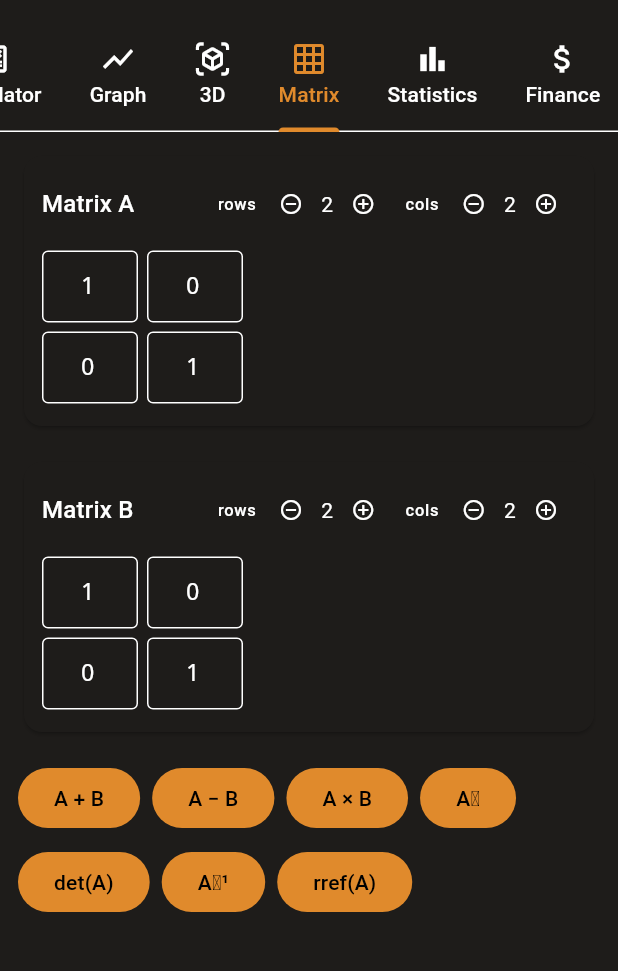
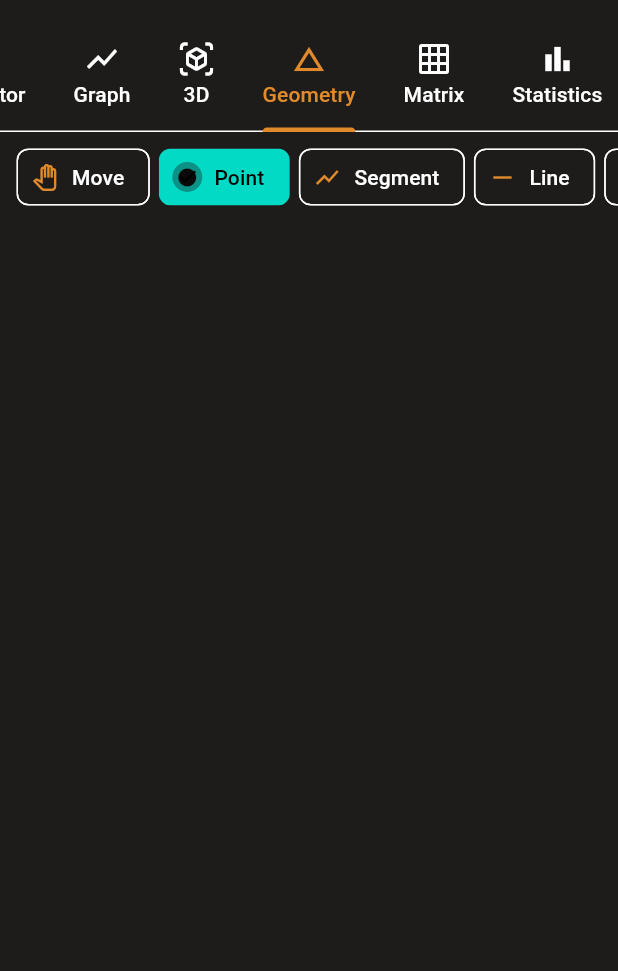
Before and after one commit to dgrudlev-sys/Claude, a Flutter app: the screen it shows after launch, tab 4 chosen, on a phone screen of 412 x 824 dp, the part 63-1034 px from its top. Run offline on Flutter 3.47's test engine with Material 3 defaults, Android fonts, the phone set to English and light mode, and no system bars; our stand-ins replace math_expressions, shared_preferences; missing offline and left inert: equations.

Commit message:
Add geometry construction tool, and fix a real gesture-arena bug
Geometry tab: points, segments, lines, circles, midpoint/distance/angle
tools. Shapes reference points by id, not fixed coordinates, so dragging
a point moves everything built from it (no constraint solver — a
computed point like a midpoint is a snapshot, not a live dependency;
documented as a deliberate scope line).

While writing an end-to-end test for the geometry canvas (tap twice,
expect a distance measurement), the test failed with no measurement
ever appearing — not an exception, just silence. Traced it to a real,
previously-shipped bug: every canvas (Graph, 3D, Geometry) is a
GestureDetector using onScale*/onPan* hosted inside HomeShell's
TabBarView, and TabBarView's own PageView has a horizontal drag
recognizer that wins the gesture arena over a descendant's drag-family
recognizer even for a stationary tap with zero movement — unlike Tap
gestures, which resolve unambiguously and were unaffected. Pan/zoom on
the Graph and 3D tabs were exactly as broken as the Geometry tap; it
just hadn't been caught because their existing tests only exercised
controller logic directly, never a real simulated gesture through the
widget tree.

Fixed both root causes:
- `TabBarView(physics: const NeverScrollableScrollPhysics())` in
  HomeShell — every tab is already reached via the TabBar, not swiping,
  so this costs nothing and resolves the arena conflict for all three
  canvases at once.
- `behavior: HitTestBehavior.opaque` on each canvas's GestureDetector —
  a bare CustomPaint with no child doesn't claim hit tests itself, so
  without this the detector's deferToChild default would never see
  pointer events regardless of the TabBarView fix.

GraphScreen and Surface3dScreen now accept an optional injected
controller (same pattern CalculatorController already used) so tests
can verify a simulated drag actually reaches the controller's state,
not just that no exception was thrown — the bug's own symptom was
silence, so "didn't crash" was never going to be a sufficient test.
canvas_gesture_test.dart reproduces the exact TabBarView structure and
checks controller.viewport / controller.azimuth actually changed.

138 tests passing (was 113). Bug and root cause documented in the
README so the reasoning isn't lost.

```diff
--- /dev/null
+++ b/scientific-calculator/lib/geometry/geometry_math.dart
@@ -0,0 +1,36 @@
+import 'dart:math' as math;
+import 'dart:ui';
+
+class GeometryError implements Exception {
+  const GeometryError(this.message);
+
+  final String message;
+
+  @override
+  String toString() => message;
+}
+
+/// Plain 2D geometry formulas — distance, midpoint, angle — kept free of
+/// any controller/widget state so they're directly testable.
+class GeometryMath {
+  static double distance(Offset a, Offset b) => (a - b).distance;
+
+  static Offset midpoint(Offset a, Offset b) => Offset((a.dx + b.dx) / 2, (a.dy + b.dy) / 2);
+
+  /// The angle at [vertex] between rays toward [a] and [b], in degrees,
+  /// in `[0, 180]`.
+  static double angleDegrees(Offset vertex, Offset a, Offset b) {
+    final v1 = a - vertex;
+    final v2 = b - vertex;
+    final mag = v1.distance * v2.distance;
+    if (mag < 1e-12) {
+      throw const GeometryError('Angle is undefined for coincident points');
+    }
+    final cosTheta = ((v1.dx * v2.dx + v1.dy * v2.dy) / mag).clamp(-1.0, 1.0);
+    return math.acos(cosTheta) * 180 / math.pi;
+  }
+
+  static double circleCircumference(double radius) => 2 * math.pi * radius;
+
+  static double circleArea(double radius) => math.pi * radius * radius;
+}
--- /dev/null
+++ b/scientific-calculator/lib/geometry/geometry_models.dart
@@ -0,0 +1,56 @@
+import 'dart:ui';
+
+class GeometryPoint {
+  const GeometryPoint({required this.id, required this.position, required this.label});
+
+  final String id;
+  final Offset position;
+  final String label;
+
+  GeometryPoint moveTo(Offset newPosition) =>
+      GeometryPoint(id: id, position: newPosition, label: label);
+}
+
+enum GeometryShapeKind { segment, line, circle }
+
+/// A shape defined in terms of point *ids*, not fixed coordinates — so
+/// dragging a point it references moves the shape with it, without a full
+/// constraint-solving engine. (A computed point like a midpoint is a
+/// snapshot at creation time, not a live constraint — dragging its
+/// parents afterward won't move it. That's a deliberate v1 scope line,
+/// not an oversight.)
+class GeometryShape {
+  const GeometryShape.segment({required this.pointAId, required this.pointBId})
+      : kind = GeometryShapeKind.segment;
+
+  const GeometryShape.line({required this.pointAId, required this.pointBId})
+      : kind = GeometryShapeKind.line;
+
+  const GeometryShape.circle({required String centerId, required String radiusPointId})
+      : kind = GeometryShapeKind.circle,
+        pointAId = centerId,
+        pointBId = radiusPointId;
+
+  final GeometryShapeKind kind;
+  final String pointAId;
+  final String pointBId; // radius-defining point, for circles
+}
+
+enum GeometryTool {
+  select('Move', 0),
+  point('Point', 0),
+  segment('Segment', 2),
+  line('Line', 2),
+  circle('Circle', 2),
+  midpoint('Midpoint', 2),
+  measureDistance('Measure distance', 2),
+  measureAngle('Measure angle', 3);
+
+  const GeometryTool(this.label, this.pointsNeeded);
+
+  final String label;
+
+  /// How many point taps this tool needs before it commits (0 = acts
+  /// immediately on a single tap, e.g. placing a point).
+  final int pointsNeeded;
+}
--- /dev/null
+++ b/scientific-calculator/lib/geometry/geometry_painter.dart
@@ -0,0 +1,94 @@
+import 'dart:ui';
+
+import 'package:flutter/material.dart' hide Offset;
+
+import 'geometry_controller.dart';
+import 'geometry_math.dart';
+import 'geometry_models.dart';
+
+/// Renders the construction (points, segments, lines, circles) for a
+/// simple fixed-center, scale-and-pan viewport — no math-space viewport
+/// object like the 2D/3D graphers use, since geometry constructions are
+/// usually built outward from wherever the user starts tapping rather
+/// than fit to a pre-existing function domain.
+class GeometryPainter extends CustomPainter {
+  GeometryPainter({
+    required this.controller,
+    required this.viewCenter,
+    required this.viewScale,
+    required this.pointColor,
+    required this.shapeColor,
+    required this.pendingColor,
+    required this.labelColor,
+  });
+
+  final GeometryController controller;
+  final Offset viewCenter;
+  final double viewScale;
+  final Color pointColor;
+  final Color shapeColor;
+  final Color pendingColor;
+  final Color labelColor;
+
+  Offset _toScreen(Offset math, Size size) {
+    return Offset(
+      (math.dx - viewCenter.dx) * viewScale + size.width / 2,
+      size.height / 2 - (math.dy - viewCenter.dy) * viewScale,
+    );
+  }
+
+  @override
+  void paint(Canvas canvas, Size size) {
+    final shapePaint = Paint()
+      ..color = shapeColor
+      ..strokeWidth = 2.2
+      ..style = PaintingStyle.stroke;
+
+    for (final shape in controller.shapes) {
+      final a = controller.pointById(shape.pointAId);
+      final b = controller.pointById(shape.pointBId);
+      if (a == null || b == null) continue;
+      final sa = _toScreen(a.position, size);
+      final sb = _toScreen(b.position, size);
+      switch (shape.kind) {
+        case GeometryShapeKind.segment:
+          canvas.drawLine(sa, sb, shapePaint);
+        case GeometryShapeKind.line:
+          _drawInfiniteLine(canvas, size, sa, sb, shapePaint);
+        case GeometryShapeKind.circle:
+          final radius = GeometryMath.distance(a.position, b.position) * viewScale;
+          canvas.drawCircle(sa, radius, shapePaint);
+      }
+    }
+
+    for (final point in controller.points) {
+      final isPending = controller.pending.contains(point.id);
+      final screenPos = _toScreen(point.position, size);
+      canvas.drawCircle(
+        screenPos,
+        isPending ? 6 : 4.5,
+        Paint()..color = isPending ? pendingColor : pointColor,
+      );
+      _drawLabel(canvas, point.label, screenPos + const Offset(8, -14));
+    }
+  }
+
+  void _drawInfiniteLine(Canvas canvas, Size size, Offset a, Offset b, Paint paint) {
+    final direction = (b - a);
+    if (direction.distance < 1e-6) return;
+    final unit = direction / direction.distance;
+    final farLength = size.longestSide * 2;
+    canvas.drawLine(a - unit * farLength, a + unit * farLength, paint);
+  }
+
+  void _drawLabel(Canvas canvas, String text, Offset at) {
+    final painter = TextPainter(
+      text: TextSpan(text: text, style: TextStyle(color: labelColor, fontSize: 13, fontWeight: FontWeight.w600)),
+      textDirection: TextDirection.ltr,
+    )..layout();
+    painter.paint(canvas, at);
+  }
+
+  @override
+  bool shouldRepaint(covariant GeometryPainter oldDelegate) => true;
+}
--- /dev/null
+++ b/scientific-calculator/lib/screens/geometry_screen.dart
@@ -0,0 +1,179 @@
+import 'dart:ui';
+
+import 'package:flutter/material.dart' hide Offset;
+
+import '../geometry/geometry_controller.dart';
+import '../geometry/geometry_models.dart';
+import '../geometry/geometry_painter.dart';
+import '../theme/app_theme.dart';
+
+class GeometryScreen extends StatefulWidget {
+  const GeometryScreen({super.key});
+
+  @override
+  State<GeometryScreen> createState() => _GeometryScreenState();
+}
+
+class _GeometryScreenState extends State<GeometryScreen> {
+  final _controller = GeometryController();
+
+  Offset _viewCenter = Offset.zero;
+  double _viewScale = 40;
+
+  String? _draggingId;
+  Offset _tapCandidateMath = Offset.zero;
+  double _totalMovement = 0;
+
+  @override
+  void dispose() {
+    _controller.dispose();
+    super.dispose();
+  }
+
+  Offset _toMath(Offset screenPos, Size size) {
+    return Offset(
+      (screenPos.dx - size.width / 2) / _viewScale + _viewCenter.dx,
+      -(screenPos.dy - size.height / 2) / _viewScale + _viewCenter.dy,
+    );
+  }
+
+  @override
+  Widget build(BuildContext context) {
+    final palette = Theme.of(context).extension<CalculatorPalette>()!;
+    return AnimatedBuilder(
+      animation: _controller,
+      builder: (context, _) {
+        return Column(
+          children: [
+            _Toolbar(controller: _controller),
+            if (_controller.error != null)
+              Padding(
+                padding: const EdgeInsets.symmetric(horizontal: 12, vertical: 4),
+                child: Text(_controller.error!, style: TextStyle(color: Theme.of(context).colorScheme.error)),
+              ),
+            if (_controller.lastMeasurement != null)
+              Padding(
+                padding: const EdgeInsets.symmetric(horizontal: 12, vertical: 4),
+                child: Text(
+                  _controller.lastMeasurement!,
+                  style: Theme.of(context).textTheme.titleMedium,
+                ),
+              ),
+            Expanded(
+              child: LayoutBuilder(
+                builder: (context, constraints) {
+                  final size = constraints.biggest;
+                  return GestureDetector(
+                    key: const Key('geometry-canvas'),
+                    // See the matching comment in graph_screen.dart: a bare
+                    // CustomPaint child never claims the hit test on its
+                    // own, so without `opaque` every tap/drag on this
+                    // canvas would silently do nothing.
+                    behavior: HitTestBehavior.opaque,
+                    onScaleStart: (details) {
+                      _totalMovement = 0;
+                      final mathPos = _toMath(details.localFocalPoint, size);
+                      _tapCandidateMath = mathPos;
+                      _draggingId = _controller.tool == GeometryTool.select
+                          ? _controller.pointNear(mathPos)
+                          : null;
+                    },
+                    onScaleUpdate: (details) {
+                      _totalMovement += details.focalPointDelta.distance;
+                      if (_draggingId != null) {
+                        final mathPos = _toMath(details.localFocalPoint, size);
+                        _controller.dragPoint(_draggingId!, mathPos);
+                      } else {
+                        setState(() {
+                          _viewCenter -= Offset(
+                            details.focalPointDelta.dx / _viewScale,
+                            -details.focalPointDelta.dy / _viewScale,
+                          );
+                          if ((details.scale - 1).abs() > 0.01) {
+                            _viewScale = (_viewScale * details.scale).clamp(8, 300);
+                          }
+                        });
+                      }
+                    },
+                    onScaleEnd: (details) {
+                      if (_draggingId == null && _totalMovement < 6) {
+                        _controller.tapAt(_tapCandidateMath);
+                      }
+                      _draggingId = null;
+                    },
+                    child: Semantics(
+                      label: 'Geometry construction canvas. Tap to place points, drag to move them, '
+                          'pinch to zoom.',
+                      child: CustomPaint(
+                        size: size,
+                        painter: GeometryPainter(
+                          controller: _controller,
+                          viewCenter: _viewCenter,
+                          viewScale: _viewScale,
+                          pointColor: palette.operatorButton,
+                          shapeColor: palette.onButton,
+                          pendingColor: palette.equalsButton,
+                          labelColor: palette.onButton,
+                        ),
+                      ),
+                    ),
+                  );
+                },
+              ),
+            ),
+          ],
+        );
+      },
+    );
+  }
+}
+
+class _Toolbar extends StatelessWidget {
+  const _Toolbar({required this.controller});
+
+  final GeometryController controller;
+
+  static const _toolIcons = {
+    GeometryTool.select: Icons.pan_tool_outlined,
+    GeometryTool.point: Icons.fiber_manual_record,
+    GeometryTool.segment: Icons.show_chart,
+    GeometryTool.line: Icons.horizontal_rule,
+    GeometryTool.circle: Icons.circle_outlined,
+    GeometryTool.midpoint: Icons.linear_scale,
+    GeometryTool.measureDistance: Icons.straighten,
+    GeometryTool.measureAngle: Icons.architecture,
+  };
+
+  @override
+  Widget build(BuildContext context) {
+    return SingleChildScrollView(
+      scrollDirection: Axis.horizontal,
+      padding: const EdgeInsets.symmetric(horizontal: 8, vertical: 6),
+      child: Row(
+        children: [
+          for (final tool in GeometryTool.values)
+            Padding(
+              padding: const EdgeInsets.symmetric(horizontal: 3),
+              child: ChoiceChip(
+                avatar: Icon(_toolIcons[tool], size: 18),
+                label: Text(tool.label),
+                selected: controller.tool == tool,
+                onSelected: (_) => controller.setTool(tool),
+              ),
+            ),
+          const SizedBox(width: 8),
+          IconButton(
+            icon: const Icon(Icons.undo),
+            tooltip: 'Undo',
+            onPressed: controller.undo,
+          ),
+          IconButton(
+            icon: const Icon(Icons.delete_outline),
+            tooltip: 'Clear all',
+            onPressed: controller.clearAll,
+          ),
+        ],
+      ),
+    );
+  }
+}
--- a/scientific-calculator/lib/screens/home_shell.dart
+++ b/scientific-calculator/lib/screens/home_shell.dart
@@ -3,6 +3,7 @@ import 'package:flutter/material.dart';
 import '../services/settings_controller.dart';
 import 'calculator_screen.dart';
 import 'finance_screen.dart';
+import 'geometry_screen.dart';
 import 'graph_screen.dart';
 import 'matrix_screen.dart';
 import 'settings_screen.dart';
@@ -14,16 +15,18 @@ const _tabs = [
   (icon: Icons.calculate_outlined, label: 'Calculator'),
   (icon: Icons.show_chart, label: 'Graph'),
   (icon: Icons.view_in_ar_outlined, label: '3D'),
+  (icon: Icons.change_history, label: 'Geometry'),
   (icon: Icons.grid_on, label: 'Matrix'),
   (icon: Icons.bar_chart, label: 'Statistics'),
   (icon: Icons.attach_money, label: 'Finance'),
   (icon: Icons.functions, label: 'Solve'),
 ];
 
-/// Ties every mode (Calculator/Graph/3D/Matrix/Statistics/Finance/Solve)
-/// together behind one scrollable tab bar and a single shared settings
-/// entry point, mirroring how a physical calculator's APPS menu switches
-/// between its built-in tools without leaving "the calculator."
+/// Ties every mode (Calculator/Graph/3D/Geometry/Matrix/Statistics/
+/// Finance/Solve) together behind one scrollable tab bar and a single
+/// shared settings entry point, mirroring how a physical calculator's
+/// APPS menu switches between its built-in tools without leaving "the
+/// calculator."
 class HomeShell extends StatelessWidget {
   const HomeShell({super.key, required this.settings});
 
@@ -54,10 +57,19 @@ class HomeShell extends StatelessWidget {
           ),
         ),
         body: TabBarView(
+          // Swipe-to-switch-tabs conflicts with the Graph/3D/Geometry tabs'
+          // own pan and pinch-zoom gestures: PageView's drag recognizer
+          // wins the gesture arena over a descendant's onPan*/onScale*
+          // callbacks even for a plain tap, silently swallowing every
+          // interaction those canvases have. Navigation is via the TabBar
+          // itself (already how every tab is reached in this app), so
+          // disabling swipe costs nothing and fixes the conflict outright.
+          physics: const NeverScrollableScrollPhysics(),
           children: [
             CalculatorScreen(settings: settings),
             const GraphScreen(),
             const Surface3dScreen(),
+            const GeometryScreen(),
             const MatrixScreen(),
             const StatsScreen(),
             const FinanceScreen(),
```
Also changed, not shown: scientific-calculator/lib/geometry/geometry_controller.dart (added, +160 -0 lines), scientific-calculator/lib/screens/graph_screen.dart (+19 -3 lines), scientific-calculator/lib/screens/surface3d_screen.dart (+14 -3 lines), 5 other files.
